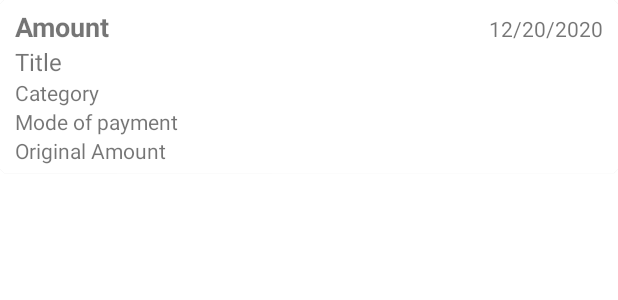
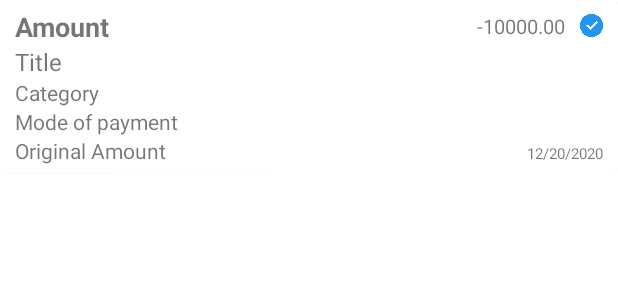
Before and after one commit to SinghJitender/XpensManager, an Android app: the layout expense_view_adapter.xml on its own in the app's theme, with its tools: preview values and no code run, on a phone screen of 412 x 824 dp. Shown: the top 300 px of the screen. Run offline under Robolectric (Android 15) with nearby library versions, the phone set to English and light mode, and no system bars.

Commit message:
UI Improvement

```diff
--- a/app/src/main/res/layout/expense_view_adapter.xml
+++ b/app/src/main/res/layout/expense_view_adapter.xml
@@ -30,25 +30,47 @@
             android:layout_weight="15"
             android:text="Amount"/>
 
-        <TextView
-            android:id="@+id/date"
+        <LinearLayout
             android:layout_width="0dp"
-            android:layout_height="wrap_content"
-            android:layout_weight="5"
+            android:layout_height="20dp"
+            android:orientation="horizontal"
+            android:layout_gravity="right|center"
             android:gravity="right"
-            android:layout_marginRight="10dp"
-            android:text="12/20/2020"/>
+            android:layout_weight="5">
+            <TextView
+                android:id="@+id/remainingamount"
+                android:layout_width="match_parent"
+                android:layout_height="wrap_content"
+                android:layout_gravity="center"
+                android:gravity="right"
+                android:textSize="13sp"
+                android:layout_marginRight="10dp"
+                android:text="-10000.00"/>
+
+            <ImageView
+                android:id="@+id/expenseSettled"
+                android:layout_width="15dp"
+                android:layout_height="15dp"
+                android:layout_gravity="center"
+                android:layout_marginRight="10dp"
+                android:src="@drawable/check"/>
+        </LinearLayout>
 
     </LinearLayout>
-
-        <TextView
-            android:id="@+id/description"
+        <LinearLayout
             android:layout_width="match_parent"
             android:layout_height="wrap_content"
-            android:textSize="16sp"
-            android:text="Title"/>
+            android:weightSum="20"
+            android:orientation="horizontal">
+            <TextView
+                android:id="@+id/description"
+                android:layout_width="0dp"
+                android:layout_height="wrap_content"
+                android:layout_weight="20"
+                android:textSize="16sp"
+                android:text="Title"/>
 
-
+        </LinearLayout>
 
         <LinearLayout
             android:layout_width="match_parent"
@@ -87,9 +109,17 @@
                 android:id="@+id/amount"
                 android:text="Original Amount"
                 android:layout_width="0dp"
-                android:layout_height="match_parent"
-                android:layout_weight="20"/>
-
+                android:layout_height="wrap_content"
+                android:layout_weight="16"/>
+            <TextView
+                android:id="@+id/date"
+                android:layout_width="0dp"
+                android:layout_height="wrap_content"
+                android:layout_weight="4"
+                android:gravity="right|center"
+                android:textSize="10sp"
+                android:layout_marginRight="10dp"
+                android:text="12/20/2020"/>
         </LinearLayout>
 
     </LinearLayout>
```
